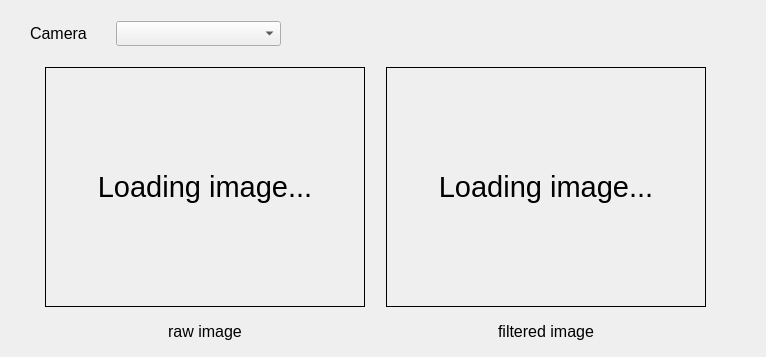
JdeRobot/IndustrialRobots, file rqt_industrial_robot/resources/CameraViewer.ui: the form before one commit.
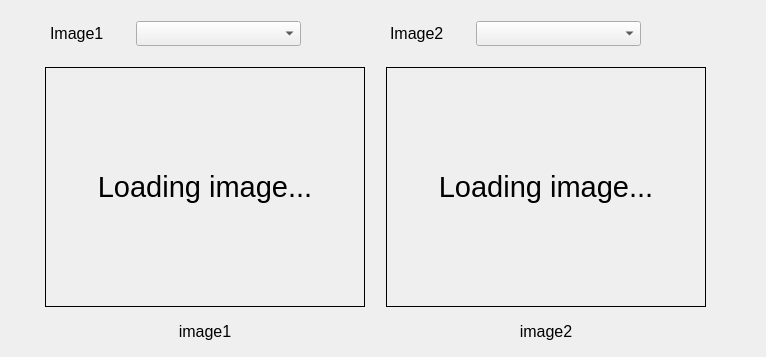
The form after the commit.

What changed in the file:
```diff
--- a/rqt_industrial_robot/resources/CameraViewer.ui
+++ b/rqt_industrial_robot/resources/CameraViewer.ui
@@ -13,7 +13,7 @@
   <property name="windowTitle">
    <string>Form</string>
   </property>
-  <widget class="QWidget" name="">
+  <widget class="QWidget" name="layoutWidget">
    <property name="geometry">
     <rect>
      <x>30</x>
@@ -64,7 +64,7 @@
        </font>
       </property>
       <property name="text">
-       <string>raw image</string>
+       <string>image1</string>
       </property>
       <property name="alignment">
        <set>Qt::AlignCenter</set>
@@ -85,7 +85,7 @@
        </font>
       </property>
       <property name="text">
-       <string>filtered image</string>
+       <string>image2</string>
       </property>
       <property name="alignment">
        <set>Qt::AlignCenter</set>
@@ -118,10 +118,10 @@
     </item>
    </layout>
   </widget>
-  <widget class="QWidget" name="">
+  <widget class="QWidget" name="layoutWidget">
    <property name="geometry">
     <rect>
-     <x>30</x>
+     <x>50</x>
      <y>20</y>
      <width>251</width>
      <height>27</height>
@@ -142,7 +142,7 @@
        </font>
       </property>
       <property name="text">
-       <string>Camera</string>
+       <string>Image1</string>
       </property>
      </widget>
     </item>
@@ -158,6 +158,46 @@
     </item>
    </layout>
   </widget>
+  <widget class="QWidget" name="layoutWidget_2">
+   <property name="geometry">
+    <rect>
+     <x>390</x>
+     <y>20</y>
+     <width>251</width>
+     <height>27</height>
+    </rect>
+   </property>
+   <layout class="QHBoxLayout" name="horizontalLayout_2">
+    <item>
+     <widget class="QLabel" name="label_4">
+      <property name="maximumSize">
+       <size>
+        <width>80</width>
+        <height>16777215</height>
+       </size>
+      </property>
+      <property name="font">
+       <font>
+        <pointsize>12</pointsize>
+       </font>
+      </property>
+      <property name="text">
+       <string>Image2</string>
+      </property>
+     </widget>
+    </item>
+    <item>
+     <widget class="QComboBox" name="camera_comboBox_2">
+      <property name="maximumSize">
+       <size>
+        <width>16777215</width>
+        <height>25</height>
+       </size>
+      </property>
+     </widget>
+    </item>
+   </layout>
+  </widget>
  </widget>
  <resources/>
  <connections/>
```
Left out of the diff: 4 changed lines with no effect on the pictures.
